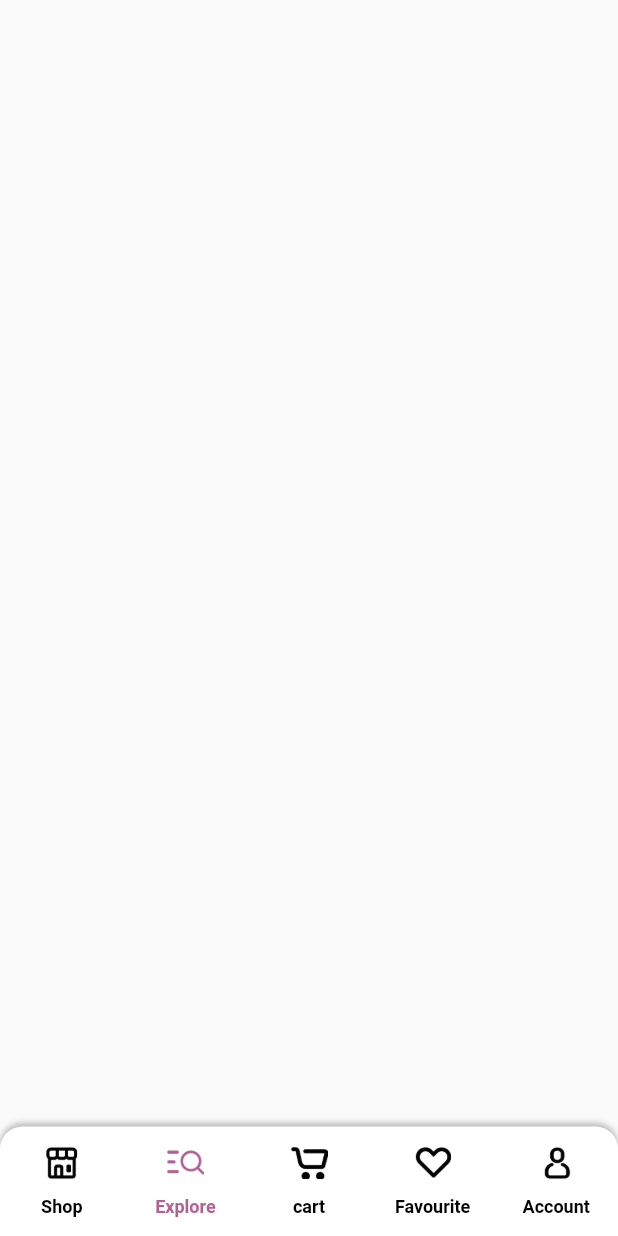
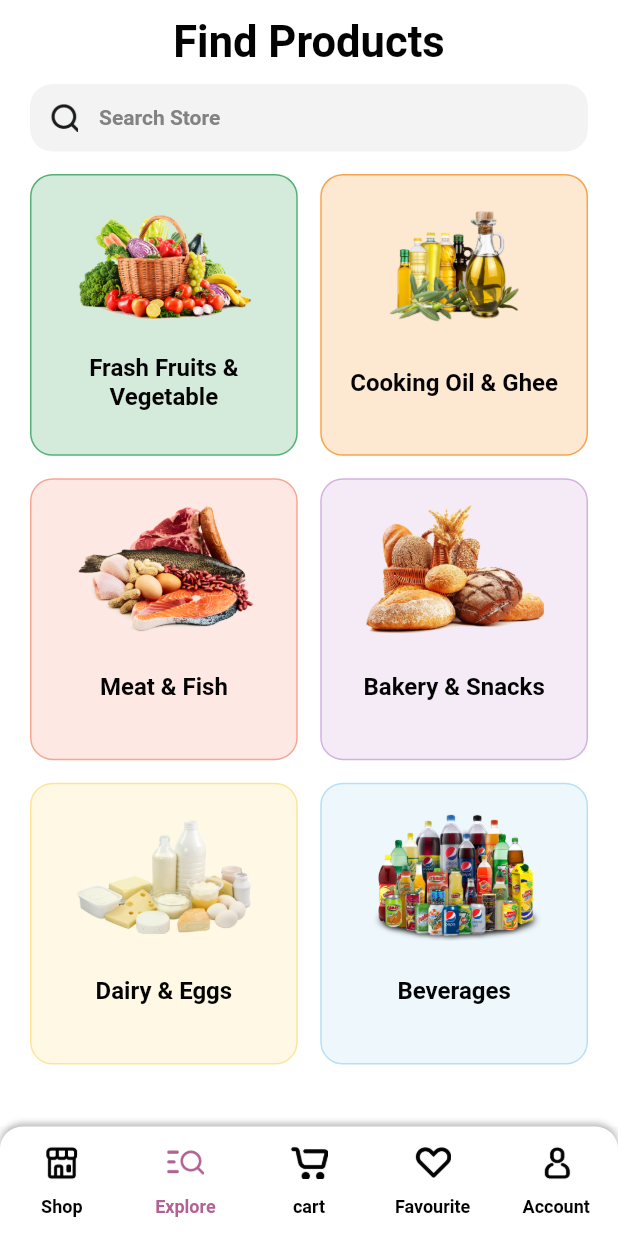
Before and after one commit to tseleena200/SmartCart, a Flutter app: the screen it shows after launch, item 2 of the bottom bar chosen, on a phone screen of 412 x 824 dp. Run offline on Flutter 3.47's test engine with Material 3 defaults, Android fonts, the light colour scheme and no system bars; our stand-ins replace flutter_rating_bar; missing offline and left inert: fl_country_code_picker; Roboto replaces fonts that are missing (Gilroy).

Commit message:
Designed the Product screen with Hardcoded data

```diff
--- /dev/null
+++ b/lib/common_widget/explore_cell.dart
@@ -0,0 +1,66 @@
+import 'package:flutter/material.dart';
+
+import '../common/color_extension.dart';
+
+class ExploreCell extends StatelessWidget {
+  final Map pObj;
+  final VoidCallback onPressed;
+  const ExploreCell({super.key, required this.pObj, required this.onPressed});
+
+  @override
+  Widget build(BuildContext context) {
+    var color=(pObj["color"] as Color? ?? TColor.primary);
+    return InkWell(
+      onTap: onPressed,
+      borderRadius: BorderRadius.circular(15),
+      child: Container(
+
+        padding: const EdgeInsets.all(15),
+        decoration: BoxDecoration(
+          border:Border.all(
+              color: color,
+            width: 1,
+
+
+          ) ,
+          color:color.withOpacity(0.25),
+
+          borderRadius: BorderRadius.circular(15),
+        ),
+        child: Column(
+          mainAxisAlignment: MainAxisAlignment.center,
+          crossAxisAlignment: CrossAxisAlignment.center,
+          children: [
+            Row(
+              mainAxisAlignment: MainAxisAlignment.center,
+              children: [
+                Image.asset(
+                  pObj["icon"],
+                  width: 120,
+                  height: 90,
+                  fit: BoxFit.contain,
+                ),
+                const SizedBox(
+                  height: 15,
+                ),
+
+              ],
+            ),
+            const Spacer(),
+            Text(
+              pObj["name"],
+
+              textAlign:TextAlign.center ,
+              style: TextStyle(
+                color: TColor.primaryText,
+                fontSize: 16,
+                fontWeight: FontWeight.w700,
+              ),
+            ),
+            const Spacer(),
+          ],
+        ),
+      ),
+    );
+  }
+}
--- /dev/null
+++ b/lib/view/explore/explore_screen.dart
@@ -0,0 +1,146 @@
+import 'package:flutter/material.dart';
+import 'package:onlinegroceries/view/explore/search_screen.dart';
+
+import '../../common/color_extension.dart';
+import '../../common_widget/explore_cell.dart';
+import 'explore_details.dart';
+
+class ExploreView extends StatefulWidget {
+  const ExploreView({super.key});
+
+  @override
+  State<ExploreView> createState() => _ExploreViewState();
+}
+
+class _ExploreViewState extends State<ExploreView> {
+  TextEditingController txtSearch = TextEditingController();
+
+  List findProductArr = [
+    {
+      "name": "Frash Fruits & Vegetable",
+      "icon": "assets/img/frash_fruits.png",
+      "color": const Color(0xff53B175),
+    },
+    {
+      "name": "Cooking Oil & Ghee",
+      "icon": "assets/img/cooking_oil.png",
+      "color": const Color(0xffF8A44C),
+    },
+    {
+      "name": "Meat & Fish",
+      "icon": "assets/img/meat_fish.png",
+      "color": const Color(0xffF7A593),
+    },
+    {
+      "name": "Bakery & Snacks",
+      "icon": "assets/img/bakery_snacks.png",
+      "color": const Color(0xffD3B0E0),
+    },
+    {
+      "name": "Dairy & Eggs",
+      "icon": "assets/img/dairy_eggs.png",
+      "color": const Color(0xffFDE598),
+    },
+    {
+      "name": "Beverages",
+      "icon": "assets/img/beverages.png",
+      "color": const Color(0xffB7DFF5),
+    },
+  ];
+
+  @override
+  Widget build(BuildContext context) {
+    var media = MediaQuery.sizeOf(context);
+
+    return Scaffold(
+      backgroundColor: Colors.white,
+      appBar: AppBar(
+        backgroundColor: Colors.transparent,
+        elevation: 0,
+        centerTitle: true,
+        title: Text(
+          "Find Products",
+          style: TextStyle(
+            color: TColor.primaryText,
+            fontSize: 29,
+            fontWeight: FontWeight.w700,
+          ),
+        ),
+      ),
+      body: Column(
+        crossAxisAlignment: CrossAxisAlignment.start,
+        children: [
+          Padding(
+            padding: const EdgeInsets.symmetric(horizontal: 20),
+            child: InkWell(
+              onTap: () {
+                Navigator.push(
+                    context,
+                    MaterialPageRoute(
+                        builder: (context) => const SearchView()));
+              },
+              child: Container(
+                height: 45,
+                decoration: BoxDecoration(
+                    color: const Color(0xffF2F3F2),
+                    borderRadius: BorderRadius.circular(15)),
+                alignment: Alignment.center,
+                child: Row(
+                  crossAxisAlignment: CrossAxisAlignment.center,
+                  children: [
+                    Padding(
+                      padding: const EdgeInsets.all(13.0),
+                      child: Image.asset(
+                        "assets/img/search.png",
+                        width: 20,
+                        height: 20,
+                      ),
+                    ),
+                    Text(
+                      "Search Store",
+                      style: TextStyle(
+                          color: TColor.secondaryText,
+                          fontSize: 14,
+                          fontWeight: FontWeight.w600),
+                    ),
+                  ],
+                ),
+              ),
+            ),
+          ),
+          const SizedBox(
+            height: 15,
+          ),
+          Expanded(
+            child: GridView.builder(
+              padding: const EdgeInsets.symmetric(vertical: 0, horizontal: 20),
+              gridDelegate: const SliverGridDelegateWithFixedCrossAxisCount(
+                crossAxisCount: 2,
+                childAspectRatio: 0.95,
+                crossAxisSpacing: 15,
+                mainAxisSpacing: 15,
+              ),
+              itemCount: findProductArr.length,
+              itemBuilder: (context, index) {
+                var eObj = findProductArr[index] as Map? ?? {};
+                return ExploreCell(
+                  pObj: eObj,
+                  onPressed: () {
+                    Navigator.push(
+                      context,
+                      MaterialPageRoute(
+                        builder: (context) => ExploreDetailsView(
+                          eObj: eObj,
+                        ),
+                      ),
+                    );
+                  },
+                );
+              },
+            ),
+          )
+        ],
+      ),
+    );
+  }
+}
--- a/lib/view/main_tabview/main_tab.dart
+++ b/lib/view/main_tabview/main_tab.dart
@@ -1,6 +1,8 @@
 import 'package:flutter/material.dart';
 import 'package:onlinegroceries/common/color_extension.dart';
 import 'package:onlinegroceries/view/home/home_screen.dart';
+
+import '../explore/explore_screen.dart';
 
 class MainTabView extends StatefulWidget {
   const MainTabView({super.key});
@@ -38,7 +40,7 @@ class _MainTabViewState extends State<MainTabView>
           controller: controller,
           children: [
             const HomeView(),
-            Container(),
+            const ExploreView(),
             Container(),
             Container(),
             Container(),
```
Also changed, not shown: lib/common_widget/filter_row.dart (added, +48 -0 lines), lib/common_widget/product_cell.dart (+12 -3 lines), lib/view/explore/explore_details.dart (added, +135 -0 lines), lib/view/explore/filter_view.dart (added, +159 -0 lines), lib/view/explore/search_screen.dart (added, +161 -0 lines), lib/view/home/product_details_screen.dart (+6 -5 lines), assets/img/Mayonnaise_eggless.png (renamed from assets/img/mayinnars_eggless.png), assets/img/checkbox.png (added), assets/img/checkbox_check.png (added), assets/img/close.png (added), assets/img/diet_coke.png (added), assets/img/egg_chicken_white.png (added), assets/img/filter_ic.png (added), assets/img/orange_juice.png (added), 1 more files.
